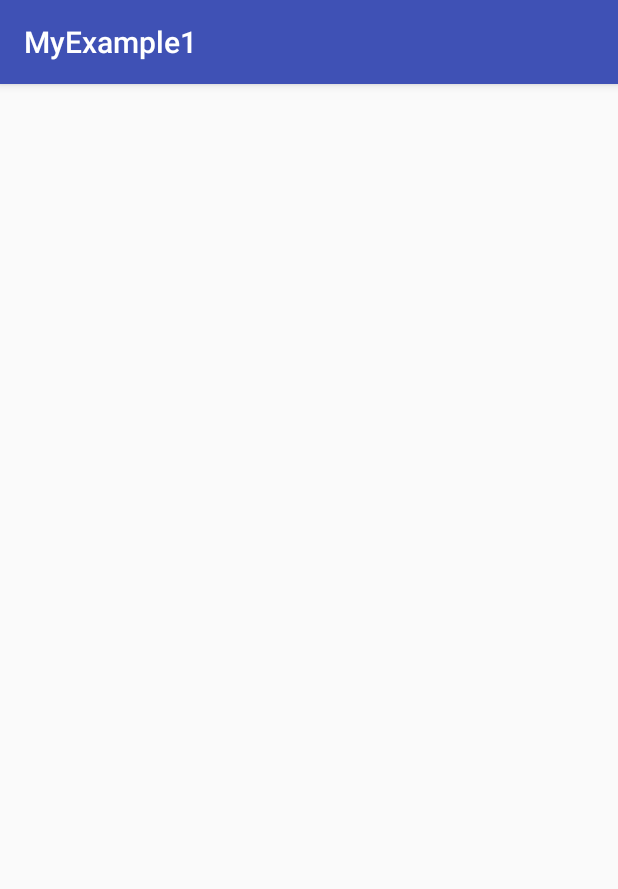
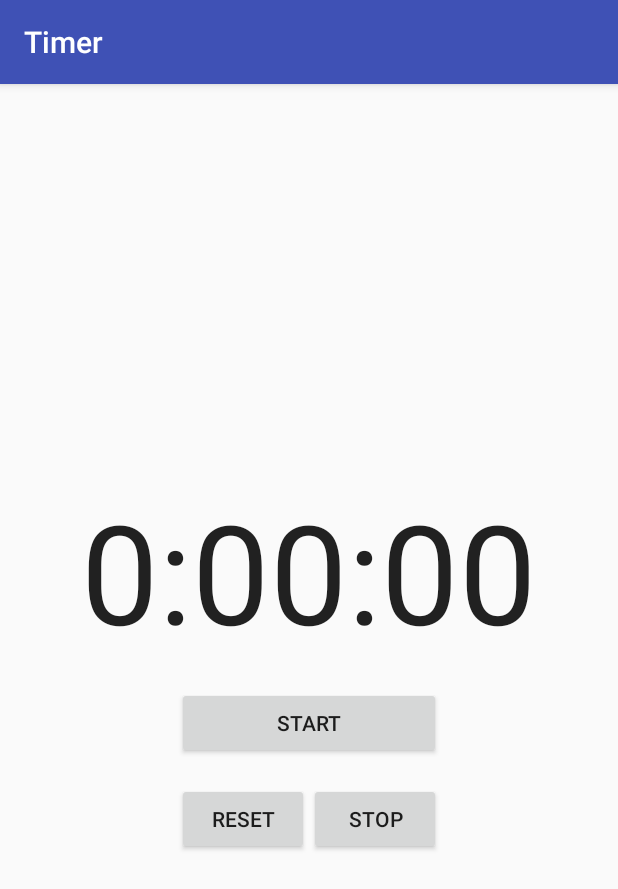
Before and after one commit to Feuway/android-learning_old, an Android app: the screen it shows after launch (MainActivity), on a phone screen of 412 x 824 dp. Shown: the top 889 px of the screen. Run offline under Robolectric (Android 15) with nearby library versions, the phone set to English and light mode, and no system bars.

Commit message:
complete practice-6

```diff
--- a/app/src/main/java/ru/limtu/myexample1/MainActivity.java
+++ b/app/src/main/java/ru/limtu/myexample1/MainActivity.java
@@ -1,13 +1,65 @@
 package ru.limtu.myexample1;
 
+import android.os.Handler;
 import android.support.v7.app.AppCompatActivity;
 import android.os.Bundle;
+import android.view.View;
+import android.widget.TextView;
 
 public class MainActivity extends AppCompatActivity {
+    private int seconds = 0;
+    private boolean running;
 
     @Override
     protected void onCreate(Bundle savedInstanceState) {
         super.onCreate(savedInstanceState);
         setContentView(R.layout.activity_main);
+
+        if (savedInstanceState != null) {
+            seconds = savedInstanceState.getInt("seconds");
+            running = savedInstanceState.getBoolean("running");
+        }
+        runTimer();
+    }
+
+    @Override
+    public void onSaveInstanceState(Bundle savedInstanceState) {
+        super.onSaveInstanceState(savedInstanceState);
+        savedInstanceState.putInt("seconds", seconds);
+        savedInstanceState.putBoolean("running", running);
+    }
+
+    public void onClickStart(View view) {
+        running = true;
+    }
+
+    public void onClickStop(View view) {
+        running = false;
+    }
+
+    public void onClickReset(View view) {
+        running = false;
+        seconds = 0;
+    }
+
+    public void runTimer() {
+        final TextView timeView = (TextView) findViewById(R.id.time_view);
+        final Handler handler = new Handler();
+
+        handler.post(new Runnable() {
+            @Override
+            public void run() {
+                int hours = seconds/3600;
+                int minutes = (seconds%3600)/60;
+                int secs = seconds%60;
+
+                String time = String.format("%d:%02d:%02d", hours, minutes, secs);
+                timeView.setText(time);
+                if (running) {
+                    seconds++;
+                }
+                handler.postDelayed(this, 1000);
+            }
+        });
     }
 }
--- a/app/src/main/res/layout/activity_main.xml
+++ b/app/src/main/res/layout/activity_main.xml
@@ -6,4 +6,52 @@
     android:layout_height="match_parent"
     tools:context="ru.limtu.myexample1.MainActivity">
 
+
+    <LinearLayout
+        android:layout_width="match_parent"
+        android:layout_height="match_parent"
+        android:gravity="center"
+        android:orientation="vertical">
+
+
+        <TextView
+            android:id="@+id/time_view"
+            android:layout_width="wrap_content"
+            android:layout_height="wrap_content"
+            android:layout_marginTop="10dp"
+            android:text=""
+            android:textAppearance="?android:attr/textAppearanceLarge"
+            android:textSize="92sp" />
+
+        <Button
+            android:id="@+id/start"
+            android:layout_width="176dp"
+            android:layout_height="wrap_content"
+            android:layout_marginTop="16dp"
+            android:onClick="onClickStart"
+            android:text="@string/start" />
+
+        <GridLayout
+            android:layout_width="wrap_content"
+            android:layout_height="wrap_content">
+
+            <Button
+                android:id="@+id/reset"
+                android:layout_width="wrap_content"
+                android:layout_height="wrap_content"
+                android:layout_marginTop="16dp"
+                android:onClick="onClickReset"
+                android:text="@string/reset" />
+
+            <Button
+                android:id="@+id/stop"
+                android:layout_width="wrap_content"
+                android:layout_height="wrap_content"
+                android:layout_marginTop="16dp"
+                android:onClick="onClickStop"
+                android:text="@string/stop" />
+        </GridLayout>
+
+    </LinearLayout>
+
 </android.support.constraint.ConstraintLayout>
--- a/app/src/main/res/values/strings.xml
+++ b/app/src/main/res/values/strings.xml
@@ -1,3 +1,7 @@
 <resources>
-    <string name="app_name">MyExample1</string>
+    <string name="app_name">Timer</string>
+
+    <string name="start">Start</string>
+    <string name="stop">Stop</string>
+    <string name="reset">Reset</string>
 </resources>
```
